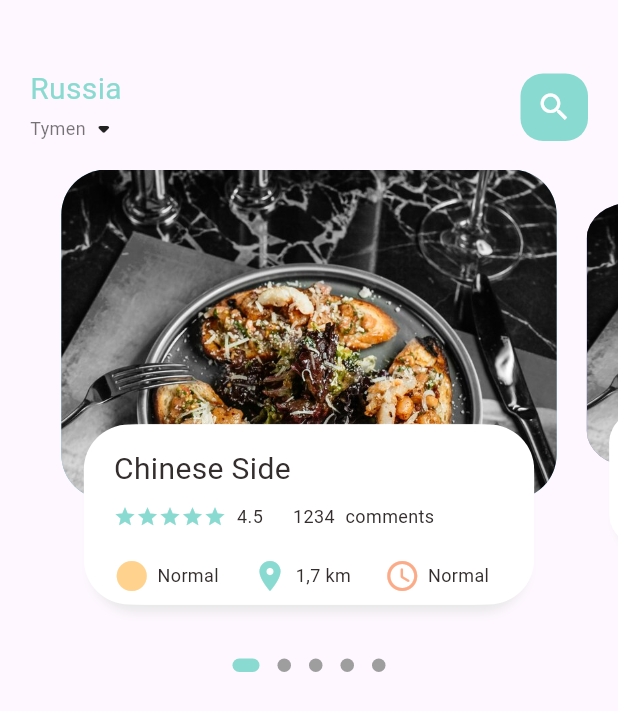
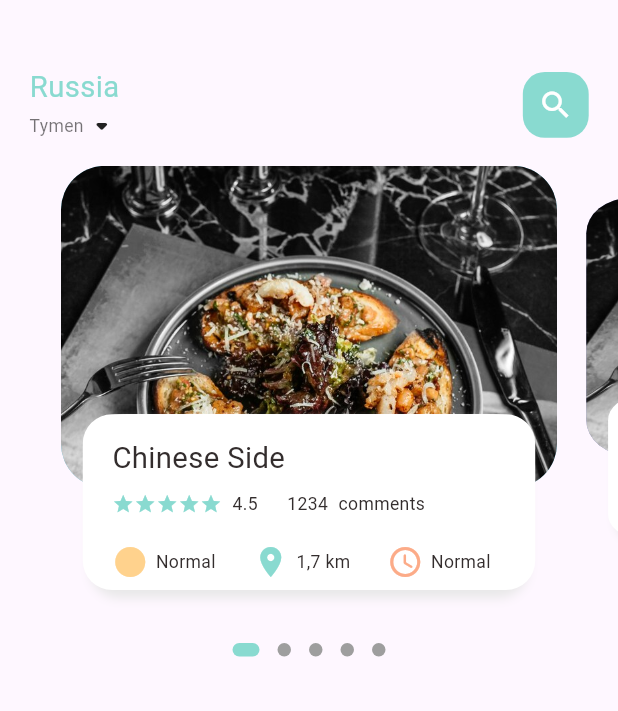
Before and after one commit to GirichevVasiliy/food_delivery, a Flutter app: the screen it shows after launch, on a phone screen of 412 x 824 dp. Shown: the top 711 px of the screen. Run offline on Flutter 3.47's test engine with Material 3 defaults, Android fonts, the phone set to English and light mode, and no system bars; drawn by our look-alikes of dots_indicator; our stand-ins replace get.

Commit message:
29.05.24: dimension class Main_food_page and Food_page_body

```diff
--- a/lib/home/food_page_body.dart
+++ b/lib/home/food_page_body.dart
@@ -1,6 +1,7 @@
 import 'package:dots_indicator/dots_indicator.dart';
 import 'package:flutter/material.dart';
 import 'package:food_delivery/utils/colors.dart';
+import 'package:food_delivery/utils/dimensions.dart';
 import 'package:food_delivery/widgets/big_text.dart';
 import 'package:food_delivery/widgets/icon_and_text_widget.dart';
 import 'package:food_delivery/widgets/small_text.dart';
@@ -18,7 +19,7 @@ class _FoodPageBodyState extends State<FoodPageBody> {
   var _currPageValue =
       0.0; // переменная для страниц карусели, при перемотке: 1.0, 2.0 и тд номера страниц
   double _scaleFactor = 0.8;
-  double _height = 220;
+  double _height = Dimensions.pageViewContainer;
 
   @override
   void initState() {
@@ -42,7 +43,7 @@ class _FoodPageBodyState extends State<FoodPageBody> {
       children: [
         Container(
           //color: Colors.red,
-          height: 320,
+          height: Dimensions.pageView,
           child: PageView.builder(
               controller: pageController,
               itemCount: 5, // количество элементов
@@ -98,10 +99,10 @@ class _FoodPageBodyState extends State<FoodPageBody> {
       child: Stack(
         children: [
           Container(
-            height: 220,
-            margin: EdgeInsets.only(left: 10, right: 10),
+            height: Dimensions.pageViewContainer,
+            margin: EdgeInsets.only(left: Dimensions.width10, right: Dimensions.width10),
             decoration: BoxDecoration(
-                borderRadius: BorderRadius.circular(30), // закругление
+                borderRadius: BorderRadius.circular(Dimensions.radius30), // закругление
                 color: index.isEven ? Color(0xFF69c5df) : Color(0xFF9294cc),
                 image: DecorationImage(
                     fit: BoxFit.cover,
@@ -110,10 +111,10 @@ class _FoodPageBodyState extends State<FoodPageBody> {
           Align(
             alignment: Alignment.bottomCenter,
             child: Container(
-              height: 120,
-              margin: EdgeInsets.only(left: 30, right: 30, bottom: 30),
+              height: Dimensions.pageViewTextContainer,
+              margin: EdgeInsets.only(left: Dimensions.width30, right: Dimensions.width30, bottom: Dimensions.height30),
               decoration: BoxDecoration(
-                  borderRadius: BorderRadius.circular(30),
+                  borderRadius: BorderRadius.circular(Dimensions.radius20),
                   color: Colors.white,
                   boxShadow: [
                     BoxShadow(
@@ -125,13 +126,13 @@ class _FoodPageBodyState extends State<FoodPageBody> {
                     BoxShadow(color: Colors.white, offset: Offset(5, 0))
                   ]),
               child: Container(
-                padding: EdgeInsets.only(top: 15, left: 15, right: 15),
+                padding: EdgeInsets.only(top: Dimensions.height15, left: Dimensions.height15, right: Dimensions.height15),
                 child: Column(
                   crossAxisAlignment: CrossAxisAlignment.start,
                   children: [
                     BigText(text: "Chinese Side"),
                     SizedBox(
-                      height: 10,
+                      height: Dimensions.height10,
                     ),
                     Row(
                       //Ряд со звездами
@@ -142,29 +143,29 @@ class _FoodPageBodyState extends State<FoodPageBody> {
                             return Icon(
                               Icons.star,
                               color: AppColors.mainColor,
-                              size: 15,
+                              size: Dimensions.height15,
                             );
                           }),
                         ),
                         SizedBox(
-                          width: 7,
+                          width: Dimensions.width7,
                         ),
                         SmallText(text: "4.5"),
                         SizedBox(
-                          width: 20,
+                          width: Dimensions.width20,
                         ),
                         SmallText(text: "1234"),
                         SizedBox(
-                          width: 7,
+                          width: Dimensions.width7,
                         ),
                         SmallText(text: "comments")
                       ],
                     ), //Ряд со звездами
                     SizedBox(
-                      height: 20,
+                      height: Dimensions.height20,
                     ),
                     Row(
-                      mainAxisAlignment: MainAxisAlignment.spaceBetween,
+                      mainAxisAlignment: MainAxisAlignment.spaceBetween, // одинаковое расстояние
                       children: [
                         IconAndTextWidget(
                             icon: Icons.circle_sharp,
--- a/lib/home/main_food_page.dart
+++ b/lib/home/main_food_page.dart
@@ -1,6 +1,7 @@
 import 'package:flutter/material.dart';
 import 'package:food_delivery/home/food_page_body.dart';
 import 'package:food_delivery/utils/colors.dart';
+import 'package:food_delivery/utils/dimensions.dart';
 import 'package:food_delivery/widgets/big_text.dart';
 import 'package:food_delivery/widgets/small_text.dart';
 
@@ -20,8 +21,8 @@ class _MainFoodPageState extends State<MainFoodPage> {
         // Заголовок
         Container(
           child: Container(
-            margin: EdgeInsets.only(top: 45, bottom: 15),
-           padding: EdgeInsets.only(left: 20, right: 20),
+            margin: EdgeInsets.only(top: Dimensions.height45, bottom: Dimensions.height15),
+           padding: EdgeInsets.only(left: Dimensions.width20, right: Dimensions.width20),
            child: Row(
               mainAxisAlignment: MainAxisAlignment.spaceBetween,
               children: [
@@ -38,11 +39,11 @@ class _MainFoodPageState extends State<MainFoodPage> {
                 ),
                 Center( /* element FIND*/
                   child: Container(
-                    width: 45,
-                    height: 45,
+                    width: Dimensions.width45,
+                    height: Dimensions.height45,
                     child: Icon(Icons.search, color: Colors.white),
                     decoration: BoxDecoration(
-                      borderRadius: BorderRadius.circular(15),
+                      borderRadius: BorderRadius.circular(Dimensions.radius15),
                       color: AppColors.mainColor,
                     ),
                   ),
--- a/lib/main.dart
+++ b/lib/main.dart
@@ -1,5 +1,6 @@
 import 'package:flutter/material.dart';
 import 'package:food_delivery/home/main_food_page.dart';
+import 'package:get/get_navigation/src/root/get_material_app.dart';
 
 void main() {
   runApp(const MyApp());
@@ -11,7 +12,7 @@ class MyApp extends StatelessWidget {
   // This widget is the root of your application.
   @override
   Widget build(BuildContext context) {
-    return MaterialApp(
+    return GetMaterialApp(
       debugShowCheckedModeBanner: false,
       title: 'Flutter Demo',
       theme: ThemeData(
--- a/lib/utils/dimensions.dart
+++ b/lib/utils/dimensions.dart
@@ -1,6 +1,35 @@
 import 'package:get/get.dart';
 // Класс позволяет получить данные об устройстве, чтобы автоматически мастабировать приложение
 class Dimensions {
-  static double screenHeigh = Get.context!.height; // Высота устройства
-  static double screenWidth = Get.context!.height; // Ширина устройства
+  // Получаем размеры экрана устройства
+  static double screenHeight = Get.context!.height; // Высота устройства
+  static double screenWidth = Get.context!.width; // Ширина устройства
+
+  static double pageView = screenHeight / 2.64;
+  static double pageViewContainer = screenHeight / 3.84;
+  static double pageViewTextContainer = screenHeight / 7.03;
+
+  // Динамический Hight
+  static double height10 = screenHeight / 84.4; // screenHeight к примеру 844 / 10
+  static double height15 = screenHeight / 56.27;
+  static double height20 = screenHeight / 42.2;
+  static double height30 = screenHeight / 28.13;
+  static double height45 = screenHeight / 18.76;
+
+  // Динамический Fonts
+  static double font20 = screenHeight / 42.2;
+  static double font12 = screenHeight / 70.33;
+
+  // Динамический Radius
+  static double radius20 = screenHeight / 42.2;
+  static double radius15 = screenHeight / 56.27;
+  static double radius30 = screenHeight / 28.13;
+
+  // Динамический Width
+  static double width7 = screenHeight / 120.57;
+  static double width10 = screenHeight / 84.4;
+  static double width15 = screenHeight / 56.27;
+  static double width20 = screenHeight / 42.2;
+  static double width30 = screenHeight / 28.13;
+  static double width45 = screenHeight / 18.76;
 }
--- a/lib/widgets/big_text.dart
+++ b/lib/widgets/big_text.dart
@@ -1,4 +1,5 @@
 import 'package:flutter/cupertino.dart';
+import 'package:food_delivery/utils/dimensions.dart';
 
 class BigText extends StatelessWidget {
   final Color color;
@@ -10,7 +11,7 @@ class BigText extends StatelessWidget {
     Key? key,
     this.color = const Color(0xFF332d2d),
     required this.text,
-    this.size = 20,
+    this.size = 0,
     this.overflow = TextOverflow.ellipsis,
   }) : super(key: key);
 
@@ -22,7 +23,7 @@ class BigText extends StatelessWidget {
       style: TextStyle(
         fontFamily: 'Roboto',
         color: color,
-        fontSize: size,
+        fontSize: size == 0 ? Dimensions.font20 : size,
         fontWeight: FontWeight.w400,
       ),
     );
--- a/lib/widgets/small_text.dart
+++ b/lib/widgets/small_text.dart
@@ -1,4 +1,5 @@
 import 'package:flutter/cupertino.dart';
+import 'package:food_delivery/utils/dimensions.dart';
 
 class SmallText extends StatelessWidget {
   final Color color;
@@ -9,7 +10,7 @@ class SmallText extends StatelessWidget {
     Key? key,
     this.color = const Color(0xFF332d2d),
     required this.text,
-    this.size = 12,
+    this.size = 0,
     this.height = 1.2
   }) : super(key: key);
 
@@ -21,7 +22,7 @@ class SmallText extends StatelessWidget {
       style: TextStyle(
         fontFamily: 'Roboto',
         color: color,
-        fontSize: size,
+        fontSize: size == 0 ? Dimensions.font12 : size,
         height: height
       ),
     );
```
